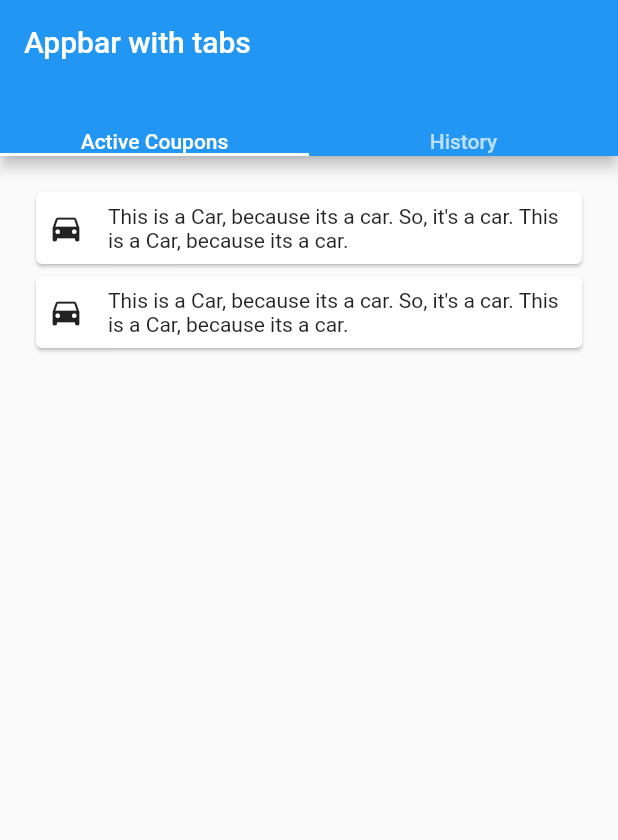
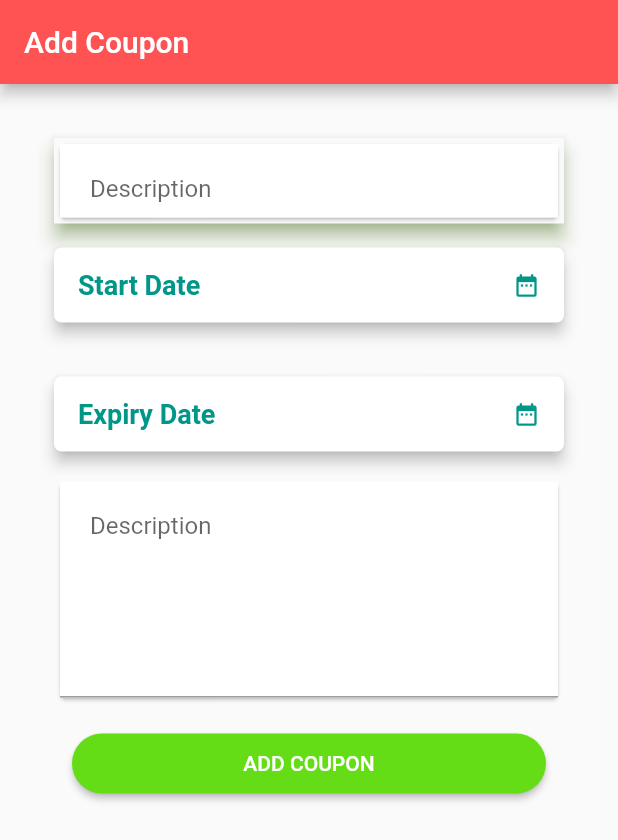
Before and after one commit to RajModi2410/KlikDeals_Flutter, a Flutter app: the screen it shows after launch, on a phone screen of 412 x 824 dp. Shown: the top 840 px of the screen. Run offline on Flutter 3.47's test engine with Material 2 defaults, Android fonts, the phone set to English and light mode, and no system bars; our stand-ins replace flutter_datetime_picker.

```diff
--- /dev/null
+++ b/lib/CouponCode/Coupon.dart
@@ -0,0 +1,235 @@
+import 'package:flutter/material.dart';
+import 'package:flutter_datetime_picker/flutter_datetime_picker.dart';
+
+class Coupon extends StatefulWidget {
+  Coupon({Key key, this.title}) : super(key: key);
+  final String title;
+
+  // @override
+  // State<StatefulWidget> createState() {
+  //   // TODO: implement createState
+  //   return null;
+  // }
+  _CouponAdd createState() => _CouponAdd();
+}
+
+class _CouponAdd extends State<Coupon> {
+  String _Startdate = "Start Date";
+  String _Expirydate = "Expiry Date";
+  // String
+
+  @override
+  void initState() {
+    super.initState();
+  }
+
+  @override
+  Widget build(BuildContext context) {
+    return Scaffold(
+      appBar: AppBar(
+        title: Text('Add Coupon'),
+        backgroundColor: Colors.redAccent,
+      ),
+      body: Padding(
+        padding: const EdgeInsets.all(28.0),
+        child: Container(
+          child: Column(
+            mainAxisSize: MainAxisSize.min,
+            mainAxisAlignment: MainAxisAlignment.center,
+            children: <Widget>[
+              Padding(
+                padding: const EdgeInsets.all(8.0),
+                child: Material(
+                  elevation: 5.0,
+                  shadowColor: Colors.lightGreen,
+                  child: Card(
+
+                    child: Container(
+                      // height: 200,
+
+                      child: Padding(
+                        padding: const EdgeInsets.all(0.0),
+                        child: TextFormField(
+                          decoration: InputDecoration(
+                            border: InputBorder.none,
+                            contentPadding:
+                                EdgeInsets.fromLTRB(20.0, 20.0, 10.0, 10.0),
+
+                            hintText: 'Description',
+                            // border: OutlineInputBorder(
+                            //     borderRadius: BorderRadius.circular(8.0)),
+                          ),
+                        ),
+                      ),
+                      color: Colors.white,
+                    ),
+                  ),
+                ),
+              ),
+              Padding(
+                padding: const EdgeInsets.all(8.0),
+                child: RaisedButton(
+                  shape: RoundedRectangleBorder(
+                      borderRadius: BorderRadius.circular(5.0)),
+                  elevation: 4.0,
+                  onPressed: () {
+                    DatePicker.showDatePicker(context,
+                        theme: DatePickerTheme(
+                          containerHeight: 210.0,
+                        ),
+                        showTitleActions: true,
+                        minTime: DateTime(2000, 1, 1),
+                        maxTime: DateTime(2022, 12, 31), onConfirm: (date) {
+                      print('confirm $date');
+                      _Startdate = '${date.year} - ${date.month} - ${date.day}';
+                      setState(() {});
+                    }, currentTime: DateTime.now(), locale: LocaleType.en);
+                  },
+                  child: Container(
+                    alignment: Alignment.center,
+                    height: 50.0,
+                    child: Row(
+                      mainAxisAlignment: MainAxisAlignment.spaceBetween,
+                      children: <Widget>[
+                        Row(
+                          children: <Widget>[
+                            Container(
+                              child: Row(
+                                children: <Widget>[
+                                  Text(
+                                    "$_Startdate",
+                                    style: TextStyle(
+                                        color: Colors.teal,
+                                        fontWeight: FontWeight.bold,
+                                        fontSize: 18.0),
+                                  )
+                                ],
+                              ),
+                            )
+                          ],
+                        ),
+                        Icon(
+                          Icons.date_range,
+                          size: 18.0,
+                          color: Colors.teal,
+                        ),
+                        // Text(
+                        //   "Change",
+                        //   style: TextStyle(
+                        //     color: Colors.teal,
+                        //       fontWeight: FontWeight.bold,
+                        //       fontSize: 18.0),
+                        // ),
+                      ],
+                    ),
+                  ),
+                  color: Colors.white,
+                ),
+              ),
+              SizedBox(
+                height: 20.0,
+              ),
+              Padding(
+                padding: const EdgeInsets.all(8.0),
+                child: RaisedButton(
+                  shape: RoundedRectangleBorder(
+                      borderRadius: BorderRadius.circular(5.0)),
+                  elevation: 4.0,
+                  onPressed: () {
+                    DatePicker.showDatePicker(context,
+                        theme: DatePickerTheme(
+                          containerHeight: 210.0,
+                        ),
+                        showTitleActions: true,
+                        minTime: DateTime(2000, 1, 1),
+                        maxTime: DateTime(2022, 12, 31), onConfirm: (date) {
+                      print('confirm $date');
+                      _Expirydate = '${date.year} - ${date.month} - ${date.day}';
+                      setState(() {});
+                    }, currentTime: DateTime.now(), locale: LocaleType.en);
+                  },
+                  child: Container(
+                    alignment: Alignment.center,
+                    height: 50.0,
+                    child: Row(
+                      mainAxisAlignment: MainAxisAlignment.spaceBetween,
+                      children: <Widget>[
+                        Row(
+                          children: <Widget>[
+                            Container(
+                              child: Row(
+                                children: <Widget>[
+                                  Text(
+                                    "$_Expirydate",
+                                    style: TextStyle(
+                                        color: Colors.teal,
+                                        fontWeight: FontWeight.bold,
+                                        fontSize: 18.0),
+                                  )
+                                ],
+                              ),
+                            )
+                          ],
+                        ),
+                        Icon(
+                          Icons.date_range,
+                          size: 18.0,
+                          color: Colors.teal,
+                        ),
+                      ],
+                    ),
+                  ),
+                  color: Colors.white,
+                ),
+              ),
+              Padding(
+                padding: const EdgeInsets.all(8.0),
+                child: Material(
+// elevation: 5.0,
+                  shadowColor: Colors.redAccent,
+                  child: Card(
+                    child: Container(
+                      // height: 200,
+
+                      child: TextFormField(
+                        maxLines: 8,
+                        minLines: 6,
+                        decoration: InputDecoration(
+                          contentPadding:
+                              EdgeInsets.fromLTRB(20.0, 20.0, 10.0, 10.0),
+
+                          hintText: 'Description',
+                          // border: OutlineInputBorder(
+                          //     borderRadius: BorderRadius.circular(8.0)),
+                        ),
+                      ),
+                      color: Colors.white,
+                    ),
+                  ),
+                ),
+              ),
+              Padding(
+                padding: EdgeInsets.only(left: 20.0, right: 20.0, top: 8),
+                child: Container(
+                  width: double.infinity,
+                  child: RaisedButton(
+                    shape: RoundedRectangleBorder(
+                      borderRadius: BorderRadius.circular(24),
+                    ),
+                    onPressed: () {
+                      // Navigator.of(context).pushNamed(HomePage.tag);
+                    },
+                    padding: EdgeInsets.all(12),
+                    color: Colors.lightGreenAccent[700],
+                    child: Text('ADD COUPON',
+                        style: TextStyle(color: Colors.white)),
+                  ),
+                ),
+              )
+            ],
+          ),
+        ),
+      ),
+    );
+  }
+}
--- a/lib/home.dart
+++ b/lib/home.dart
@@ -1,6 +1,6 @@
 import 'package:flutter/material.dart';
 
-class CouponList extends StatelessWidget{
+class CouponList extends StatelessWidget {
   @override
   Widget build(BuildContext context) {
     final title = "ListView List ";
@@ -11,12 +11,10 @@ class CouponList extends StatelessWidget{
           return Center(
             child: listDetails(choice: choices[index], item: choices[index]),
           );
-            })
-    );
+        }));
     // TODO: implement build
     // return null;
   }
-
 }
 
 class Choice {
@@ -26,15 +24,18 @@ class Choice {
   final IconData icon;
 }
 
-
-const choices =  [
-const Choice(title: 'This is a Car, because its a car. So, it\'s a car. This is a Car, because its a car.', icon: Icons.directions_car),
-const Choice(title: 'This is a Car, because its a car. So, it\'s a car. This is a Car, because its a car.', icon: Icons.directions_car),
+const choices = [
+  const Choice(
+      title:
+          'This is a Car, because its a car. So, it\'s a car. This is a Car, because its a car.',
+      icon: Icons.directions_car),
+  const Choice(
+      title:
+          'This is a Car, because its a car. So, it\'s a car. This is a Car, because its a car.',
+      icon: Icons.directions_car),
 ];
 
-
-
-class listDetails extends StatelessWidget{
+class listDetails extends StatelessWidget {
   // const listDetails(
 
   // )
@@ -44,7 +45,9 @@ class listDetails extends StatelessWidget{
   final Choice item;
   final bool selected;
 
-  const listDetails({Key key, this.choice, this.onTap, this.item, this.selected = false}) : super(key: key);
+  const listDetails(
+      {Key key, this.choice, this.onTap, this.item, this.selected = false})
+      : super(key: key);
 
   @override
   Widget build(BuildContext context) {
@@ -55,21 +58,21 @@ class listDetails extends StatelessWidget{
           color: Colors.white,
           child: Row(
               children: <Widget>[
-              Padding(
-                padding: const EdgeInsets.all(8.0),
-                child: Icon(choice.icon),
-              ),
-        Flexible(
-                  child: new Container(
+                new Container(
                   padding: const EdgeInsets.all(8.0),
                   alignment: Alignment.topLeft,
-              child: Text(choice.title,textAlign: TextAlign.left,maxLines: 5, style: TextStyle(),),
+                  child: Icon(choice.icon, size:80.0, color: textStyle.color,)),
+                new Expanded(
+                  child: new Container(
+                  padding: const EdgeInsets.all(10.0),
+                  alignment: Alignment.topLeft,
+                  child:
+                    Text(choice.title, style: null, textAlign: TextAlign.left, maxLines: 5,),
+                  )
                 ),
+            ],
+           crossAxisAlignment: CrossAxisAlignment.start,
           )
-      ],
-      crossAxisAlignment: CrossAxisAlignment.center,
-      ),
     );
   }
-
 }
--- a/lib/main.dart
+++ b/lib/main.dart
@@ -2,7 +2,7 @@ import 'package:flutter/material.dart';
 import 'package:klik_deals/home.dart';
 
 import 'mywidgets/details.dart';
-
+import 'CouponCode/Coupon.dart';
 void main() => runApp(MyApp());
 
 class MyApp extends StatelessWidget {
@@ -24,7 +24,9 @@ class MyApp extends StatelessWidget {
         // is not restarted.
         primarySwatch: Colors.blue,
       ),
-      home: MyDetailList(),
+      // home: MyDetailList(),
+        home: Coupon(),
+
     );
   }
 }
--- a/lib/mywidgets/details.dart
+++ b/lib/mywidgets/details.dart
@@ -19,6 +19,7 @@ class _MyDetailsList extends State<MyDetailList> {
       child: Scaffold(
         appBar: AppBar(
           title: Text("Appbar with tabs"),
+
           bottom: TabBar(
             tabs: <Widget>[
               // CouponList(),
--- a/pubspec.yaml
+++ b/pubspec.yaml
@@ -19,6 +19,8 @@ environment:
 dependencies:
   flutter:
     sdk: flutter
+  flutter_datetime_picker: 1.2.5
+
 
   # The following adds the Cupertino Icons font to your application.
   # Use with the CupertinoIcons class for iOS style icons.
```
Also changed, not shown: lib/SideMenu /AboutPage.dart (added, +18 -0 lines), lib/SideMenu /Model/menu_item.dart (added, +9 -0 lines), lib/SideMenu /SideMenu.dart (added, +98 -0 lines), pubspec.lock. Lines whose indentation alone changed are shown as unchanged.
